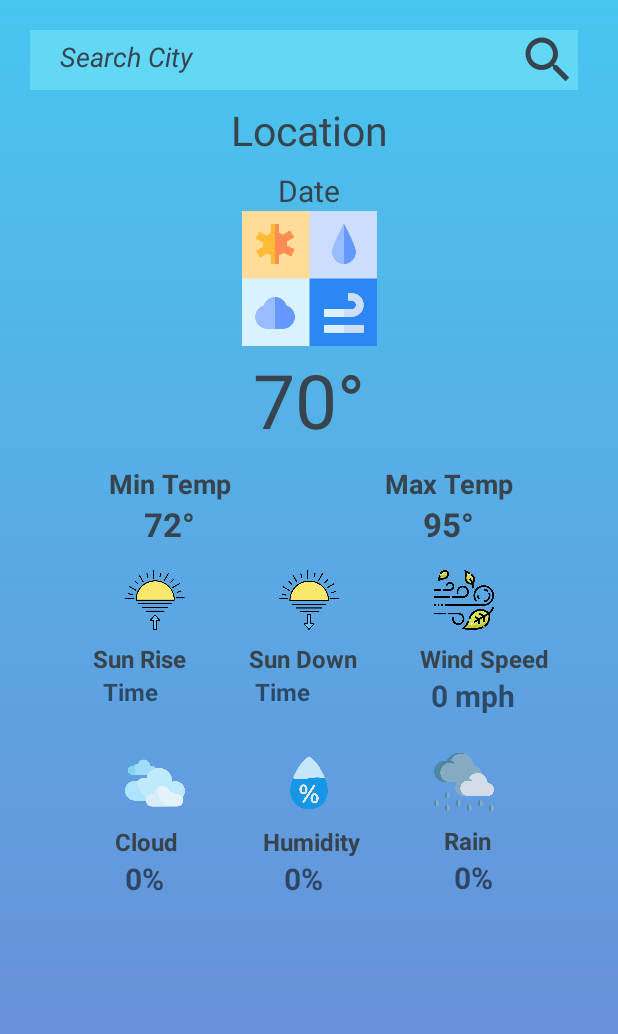
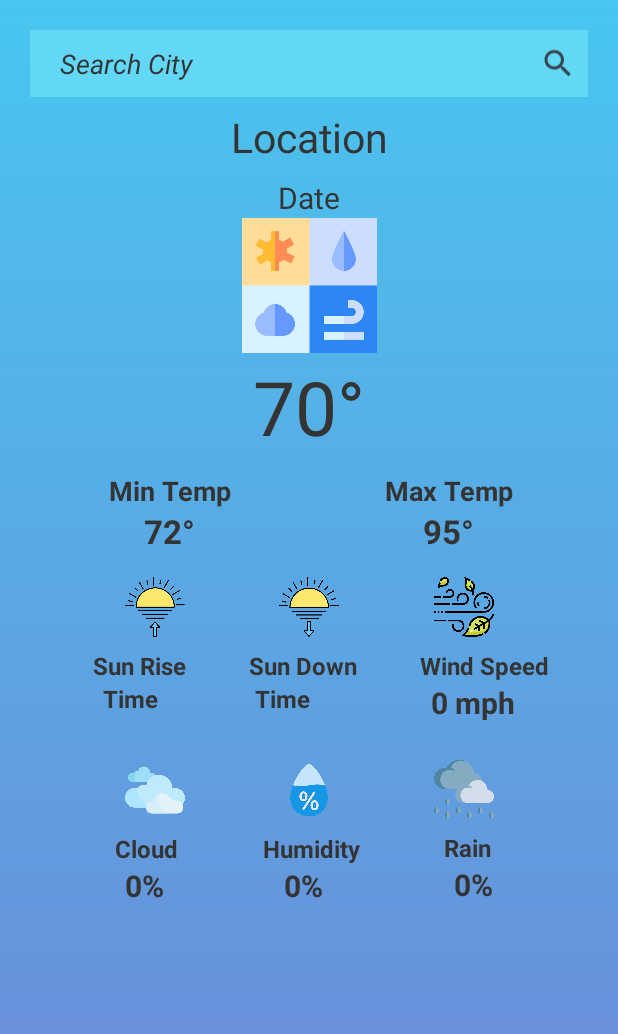
Before and after one commit to rutgerjc/RutgersWeatherApp, an Android app: the screen it shows after launch (MainActivity), on a phone screen of 412 x 824 dp. Shown: the top 1034 px of the screen. Run offline under Robolectric (Android 15) with nearby library versions, the phone set to English and light mode, and no system bars; our stand-ins replace Picasso; pictures from the network do not load.

Commit message:
updated the color contras on UI textViews

```diff
--- a/app/src/main/java/com/example/rutgersweatherapp/MainActivity.kt
+++ b/app/src/main/java/com/example/rutgersweatherapp/MainActivity.kt
@@ -11,8 +11,10 @@ import android.widget.EditText
 import android.widget.ImageView
 import android.widget.TextView
 import android.widget.Toast
+import com.example.rutgersweatherapp.BuildConfig.WEATHER_API_KEY
 import com.example.rutgersweatherapp.api.RetrofitInstance
 import com.example.rutgersweatherapp.api.WeatherApi
+import com.squareup.picasso.BuildConfig
 import com.squareup.picasso.Picasso
 import kotlinx.coroutines.*
 
@@ -87,14 +89,13 @@ class MainActivity : AppCompatActivity() {
             GlobalScope.launch {
 
                 val result =
-                    getWeatherInfo.getForecastWeather(BuildConfig.WEATHER_API_KEY, cityName, 7)
+                    getWeatherInfo.getForecastWeather(com.example.rutgersweatherapp.BuildConfig.WEATHER_API_KEY, cityName, 7)
                 if (result.isSuccessful) {
                     val data = result.body()!!
                     withContext(Dispatchers.Main) {
                         locationTV.text = data.location.name
                         dateTV.text = data.location.localtime
-                        Picasso.get().load("http:" + data.current.condition.icon)
-                            .into(currentWeatherIV)
+                        Picasso.get().load("http:" + data.current.condition.icon).into(currentWeatherIV)
                         currentTempTV.text = data.current.temp_f.toString() + "° F"
                         maxTempTV.text =
                             data.forecast.forecastday[0].day.maxtemp_f.toString() + "° F"
--- a/app/src/main/res/layout/activity_main.xml
+++ b/app/src/main/res/layout/activity_main.xml
@@ -10,30 +10,34 @@
 
         <EditText
             android:id="@+id/ETCityName"
-            android:layout_width="325dp"
-            android:layout_height="40dp"
+            android:layout_width="0dp"
+            android:layout_height="wrap_content"
             android:background="#62d7f6"
             android:hint="Search City"
+            android:imeOptions="actionDone"
+            android:inputType="text"
             android:padding="10dp"
             android:paddingStart="20dp"
-            android:imeOptions="actionDone"
-            android:inputType="text"
-            android:textColorHint="#37444d"
+            android:textColorHint="#343434"
             android:textStyle="italic"
+            app:layout_constraintEnd_toStartOf="@+id/IVSearch"
             app:layout_constraintStart_toStartOf="parent"
             app:layout_constraintTop_toTopOf="parent" />
 
         <ImageView
             android:id="@+id/IVSearch"
-            android:layout_width="40dp"
-            android:layout_height="40dp"
+            android:layout_width="wrap_content"
+            android:layout_height="0dp"
             android:background="#62d7f6"
+            android:clickable="true"
+            android:focusable="true"
+            android:padding="8dp"
             android:src="@drawable/ic_search"
-            android:clickable="true"
+            app:layout_constraintBottom_toBottomOf="@+id/ETCityName"
+            app:layout_constraintEnd_toEndOf="parent"
             app:layout_constraintStart_toEndOf="@+id/ETCityName"
             app:layout_constraintTop_toTopOf="parent"
-            app:tint="#37444d"
-            android:focusable="true" />
+            app:tint="#37444d" />
 
         <TextView
             android:id="@+id/TVLocation"
@@ -42,7 +46,7 @@
             android:gravity="center"
             android:text="Location"
             android:textAlignment="center"
-            android:textColor="#37444d"
+            android:textColor="#343434"
             android:textSize="27sp"
             android:layout_marginTop="8dp"
             app:layout_constraintEnd_toEndOf="parent"
@@ -56,7 +60,7 @@
             android:layout_height="wrap_content"
             android:text="Date"
             android:textAlignment="center"
-            android:textColor="#37444d"
+            android:textColor="#343434"
             android:textSize="20sp"
             android:layout_marginTop="8dp"
             app:layout_constraintEnd_toEndOf="parent"
@@ -70,7 +74,7 @@
             android:layout_height="wrap_content"
             android:text="Max Temp"
             android:textAlignment="center"
-            android:textColor="#37444d"
+            android:textColor="#343434"
             android:textSize="18sp"
             android:textStyle="bold"
             app:layout_constraintEnd_toEndOf="parent"
@@ -86,7 +90,7 @@
             android:padding="2dp"
             android:text="70°"
             android:textAlignment="center"
-            android:textColor="#37444d"
+            android:textColor="#343434"
             android:textSize="50sp"
             app:layout_constraintEnd_toEndOf="parent"
             app:layout_constraintHorizontal_bias="0.5"
@@ -109,7 +113,7 @@
             android:layout_height="wrap_content"
             android:text="Min Temp"
             android:textAlignment="center"
-            android:textColor="#37444d"
+            android:textColor="#343434"
             android:textSize="18sp"
             android:textStyle="bold"
             android:layout_marginTop="8dp"
@@ -124,7 +128,7 @@
             android:layout_height="wrap_content"
             android:text="72°"
             android:textAlignment="center"
-            android:textColor="#37444d"
+            android:textColor="#343434"
             android:textSize="22sp"
             android:textStyle="bold"
             app:layout_constraintEnd_toStartOf="@+id/TVMaxTemp"
@@ -138,7 +142,7 @@
             android:layout_height="wrap_content"
             android:text="95°"
             android:textAlignment="center"
-            android:textColor="#37444d"
+            android:textColor="#343434"
             android:textSize="22sp"
             android:textStyle="bold"
             app:layout_constraintEnd_toEndOf="parent"
@@ -183,7 +187,7 @@
             android:layout_marginStart="16dp"
             android:layout_marginTop="8dp"
             android:text="Sun Rise"
-            android:textColor="#37444d"
+            android:textColor="#343434"
             android:textSize="16sp"
             android:textStyle="bold"
             app:layout_constraintEnd_toStartOf="@+id/TTVSunDown"
@@ -198,7 +202,7 @@
             android:layout_marginTop="8dp"
             android:layout_marginEnd="16dp"
             android:text="Sun Down"
-            android:textColor="#37444d"
+            android:textColor="#343434"
             android:textSize="16sp"
             android:textStyle="bold"
             app:layout_constraintEnd_toStartOf="@+id/TTVWindSpeed"
@@ -211,7 +215,7 @@
             android:layout_height="wrap_content"
             android:layout_marginTop="8dp"
             android:text="Wind Speed"
-            android:textColor="#37444d"
+            android:textColor="#343434"
             android:textSize="16sp"
             android:textStyle="bold"
             app:layout_constraintEnd_toEndOf="parent"
@@ -226,6 +230,7 @@
             android:text="Time"
             android:textSize="16sp"
             android:textStyle="bold"
+            android:textColor="#343434"
             app:layout_constraintEnd_toStartOf="@+id/TVWindSpeed"
             app:layout_constraintHorizontal_bias="0.5"
             app:layout_constraintStart_toEndOf="@+id/TVSunRise"
@@ -239,6 +244,7 @@
             android:text="Time"
             android:textSize="16sp"
             android:textStyle="bold"
+            android:textColor="#343434"
             app:layout_constraintEnd_toStartOf="@+id/TVSunDownTime"
             app:layout_constraintHorizontal_bias="0.5"
             app:layout_constraintStart_toStartOf="parent"
@@ -250,6 +256,7 @@
             android:layout_height="wrap_content"
             android:text="0 mph"
             android:textSize="20sp"
+            android:textColor="#343434"
             android:textStyle="bold"
             app:layout_constraintEnd_toEndOf="parent"
             app:layout_constraintHorizontal_bias="0.5"
@@ -297,7 +304,7 @@
             android:layout_marginStart="16dp"
             android:layout_marginTop="8dp"
             android:text="Cloud"
-            android:textColor="#37444d"
+            android:textColor="#343434"
             android:textSize="16sp"
             android:textStyle="bold"
             app:layout_constraintEnd_toStartOf="@+id/TTVHumidity"
@@ -312,7 +319,7 @@
             android:layout_marginStart="16dp"
             android:layout_marginTop="8dp"
             android:text="Humidity"
-            android:textColor="#37444d"
+            android:textColor="#343434"
             android:textSize="16sp"
             android:textStyle="bold"
             app:layout_constraintEnd_toStartOf="@+id/TTVRainChance"
@@ -328,7 +335,7 @@
             android:layout_marginTop="8dp"
             android:layout_marginEnd="24dp"
             android:text="Rain"
-            android:textColor="#37444d"
+            android:textColor="#343434"
             android:textSize="16sp"
             android:textStyle="bold"
             app:layout_constraintEnd_toEndOf="parent"
@@ -343,6 +350,7 @@
             android:text="0%"
             android:textSize="20sp"
             android:textStyle="bold"
+            android:textColor="#343434"
             app:layout_constraintEnd_toStartOf="@+id/TVHumidity"
             app:layout_constraintHorizontal_bias="0.5"
             app:layout_constraintStart_toStartOf="parent"
@@ -355,6 +363,7 @@
             android:text="0%"
             android:textSize="20sp"
             android:textStyle="bold"
+            android:textColor="#343434"
             app:layout_constraintEnd_toStartOf="@+id/TVRainChance"
             app:layout_constraintHorizontal_bias="0.5"
             android:layout_marginStart="16dp"
@@ -368,6 +377,7 @@
             android:text="0%"
             android:textSize="20sp"
             android:textStyle="bold"
+            android:textColor="#343434"
             app:layout_constraintEnd_toEndOf="parent"
             app:layout_constraintHorizontal_bias="0.5"
             android:layout_marginStart="24dp"
```
